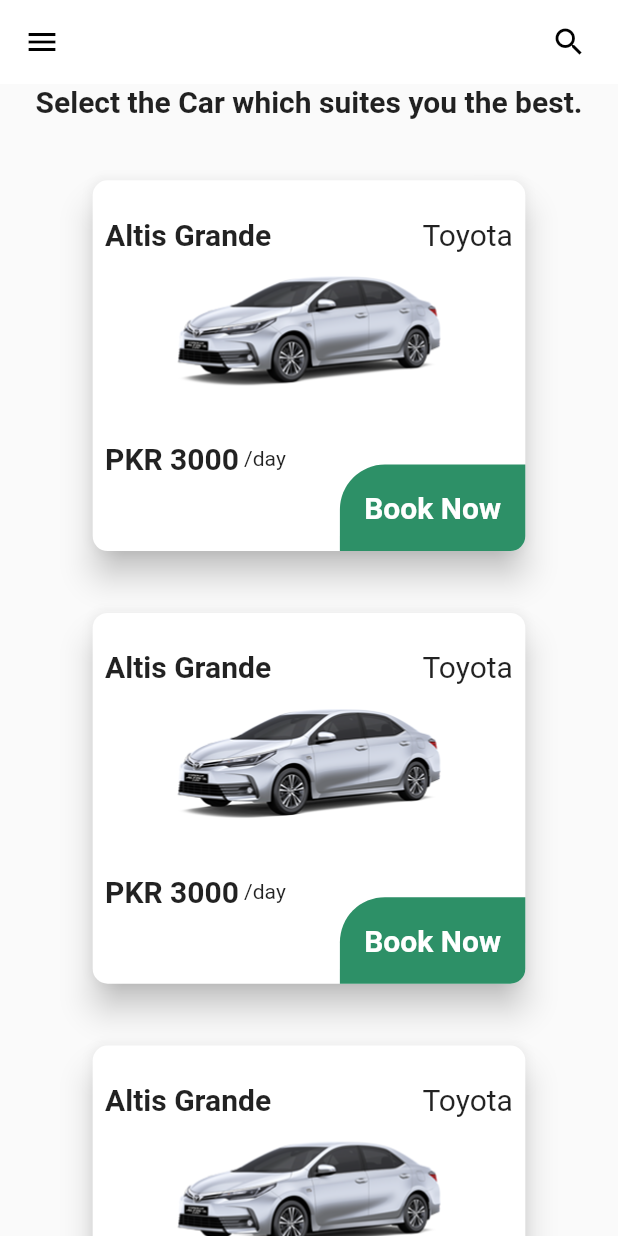
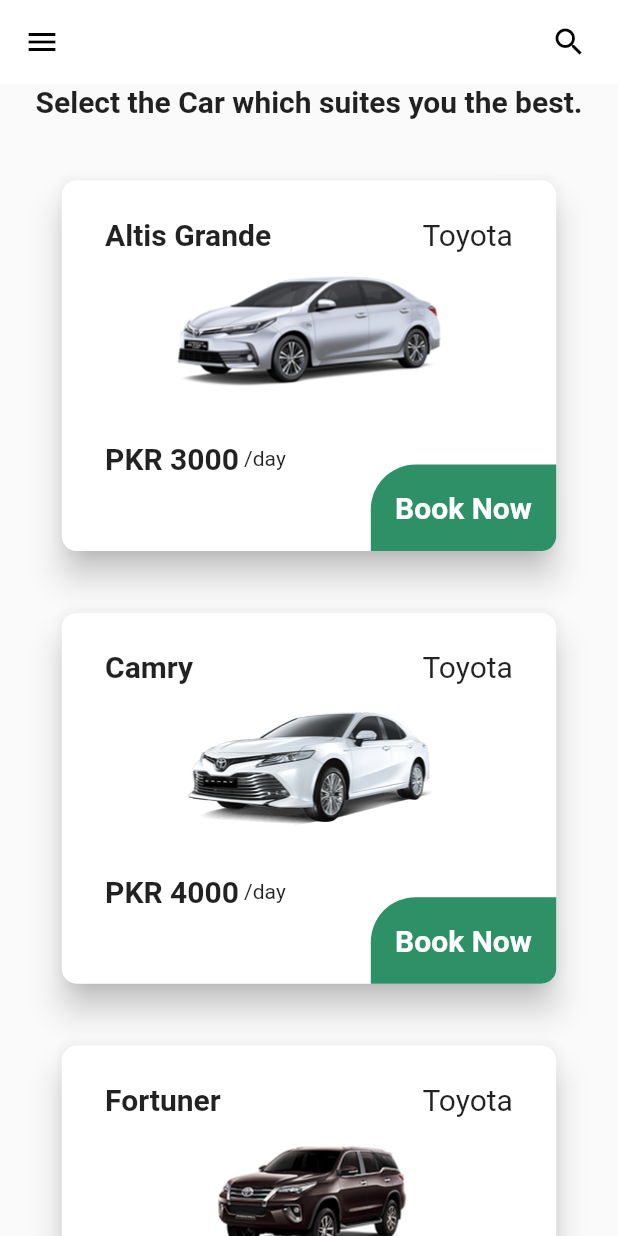
Before and after one commit to AasharWahla/car_rental, a Flutter app: the CarsList screen opened by its route, on a phone screen of 412 x 824 dp. Run offline on Flutter 3.47's test engine with Material 2 defaults, Android fonts, the phone set to English and light mode, and no system bars.

```diff
--- a/lib/carData.dart
+++ b/lib/carData.dart
@@ -13,62 +13,72 @@ List<Car> carsList = [
   ),
   Car(
     carID: '002',
-    carName: 'Altis Grande',
+    carName: 'Camry',
     carType: carTypes.sedan,
     carEngine: "1800 CC",
-    carRate: "PKR 3000",
+    carRate: "PKR 4000",
     carImage:
-        "assets/images/grande.png",
+        "assets/images/camry.png",
     carMake: 'Toyota',
   ),
   Car(
     carID: '003',
-    carName: 'Altis Grande',
+    carName: 'Fortuner',
+    carType: carTypes.suv,
+    carEngine: "2700 CC",
+    carRate: "PKR 6000",
+    carImage:
+        "assets/images/fortuner.png",
+    carMake: 'Toyota',
+  ),
+  Car(
+    carID: '007',
+    carName: 'Yaris',
     carType: carTypes.sedan,
-    carEngine: "1800 CC",
-    carRate: "PKR 3000",
+    carEngine: "1500 CC",
+    carRate: "PKR 2500",
     carImage:
-        "assets/images/grande.png",
+    "assets/images/yaris.png",
     carMake: 'Toyota',
   ),
   Car(
     carID: '004',
-    carName: 'Altis Grande',
-    carType: carTypes.sedan,
-    carEngine: "1800 CC",
-    carRate: "PKR 3000",
+    carName: 'Land Cruiser',
+    carType: carTypes.suv,
+    carEngine: "3500 CC",
+    carRate: "PKR 9000",
     carImage:
-        "assets/images/grande.png",
+        "assets/images/landcruiser.png",
     carMake: 'Toyota',
   ),
   Car(
     carID: '005',
-    carName: 'Altis Grande',
-    carType: carTypes.sedan,
-    carEngine: "1800 CC",
+    carName: 'Prius',
+    carType: carTypes.hatchback,
+    carEngine: "1500 CC",
     carRate: "PKR 3000",
     carImage:
-        "assets/images/grande.png",
+        "assets/images/prius.png",
     carMake: 'Toyota',
   ),
   Car(
     carID: '006',
-    carName: 'Altis Grande',
-    carType: carTypes.sedan,
-    carEngine: "1800 CC",
-    carRate: "PKR 3000",
+    carName: 'Revo',
+    carType: carTypes.truck,
+    carEngine: "2200 CC",
+    carRate: "PKR 5000",
     carImage:
-        "assets/images/grande.png",
+        "assets/images/revo.png",
     carMake: 'Toyota',
   ),
   Car(
     carID: '007',
-    carName: 'Altis Grande',
-    carType: carTypes.sedan,
-    carEngine: "1800 CC",
-    carRate: "PKR 3000",
+    carName: 'Rush',
+    carType: carTypes.hatchback,
+    carEngine: "1500 CC",
+    carRate: "PKR 2500",
     carImage:
-        "assets/images/grande.png",
+        "assets/images/rush.png",
     carMake: 'Toyota',
   ),
 ];
--- a/lib/screens/cars_list_screen.dart
+++ b/lib/screens/cars_list_screen.dart
@@ -78,9 +78,9 @@ class CarDisplayTile extends StatelessWidget {
     return GestureDetector(
         child: Card(
           margin: EdgeInsets.only(
-              left: MediaQuery.of(context).size.width * .15,
+              left: MediaQuery.of(context).size.width * .1,
               top: MediaQuery.of(context).size.height * .05,
-              right: MediaQuery.of(context).size.width * .15),
+              right: MediaQuery.of(context).size.width * .1),
           child: Stack(
             children: <Widget>[
               Center(
--- a/pubspec.yaml
+++ b/pubspec.yaml
@@ -27,7 +27,7 @@ dependencies:
 dev_dependencies:
   flutter_test:
     sdk: flutter
-
+  intl: ^0.16.1
 
 # For information on the generic Dart part of this file, see the
 # following page: https://dart.dev/tools/pub/pubspec
```
Also changed, not shown: lib/screens/carDisplay_screen.dart (+92 -51 lines), lib/widgets/booknow.dart (added, +154 -0 lines), assets/images/camry.png (added), assets/images/fortuner.png (added), assets/images/landcruiser.png (added), assets/images/prius.png (added), assets/images/revo.png (added), assets/images/rush.png (added), assets/images/yaris.png (added), pubspec.lock, 21 other files.
